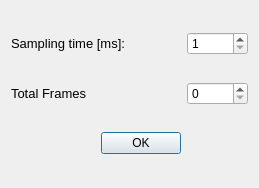
Old version of the form GUI5_SamplingTime_Ana.ui in the repository AnaAquiles/Calcium-waves-in-endocrine-cells-analysis.
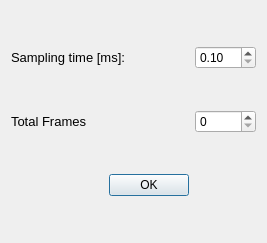
New version of the form.

Patch:
```diff
--- a/GUI5_SamplingTime_Ana.ui
+++ b/GUI5_SamplingTime_Ana.ui
@@ -6,15 +6,15 @@
    <rect>
     <x>0</x>
     <y>0</y>
-    <width>259</width>
-    <height>188</height>
+    <width>267</width>
+    <height>243</height>
    </rect>
   </property>
   <property name="windowTitle">
    <string>Dialog</string>
   </property>
   <layout class="QGridLayout" name="gridLayout">
-   <item row="0" column="0">
+   <item row="1" column="0">
     <widget class="QLabel" name="label_3">
      <property name="font">
       <font>
@@ -26,17 +26,7 @@
      </property>
     </widget>
    </item>
-   <item row="0" column="1">
-    <widget class="QSpinBox" name="st_spinBox">
-     <property name="minimum">
-      <number>1</number>
-     </property>
-     <property name="maximum">
-      <number>1000</number>
-     </property>
-    </widget>
-   </item>
-   <item row="1" column="0">
+   <item row="2" column="0">
     <widget class="QLabel" name="label_4">
      <property name="font">
       <font>
@@ -48,7 +38,20 @@
      </property>
     </widget>
    </item>
-   <item row="1" column="1">
+   <item row="1" column="2">
+    <widget class="QDoubleSpinBox" name="st_spinBox">
+     <property name="minimum">
+      <double>0.100000000000000</double>
+     </property>
+     <property name="maximum">
+      <double>1.000000000000000</double>
+     </property>
+     <property name="singleStep">
+      <double>0.100000000000000</double>
+     </property>
+    </widget>
+   </item>
+   <item row="2" column="2">
     <widget class="QSpinBox" name="totFr_spinBox">
      <property name="minimum">
       <number>0</number>
@@ -58,7 +61,7 @@
      </property>
     </widget>
    </item>
-   <item row="2" column="0">
+   <item row="3" column="0">
     <widget class="QDialogButtonBox" name="buttonBox">
      <property name="orientation">
       <enum>Qt::Horizontal</enum>
```
